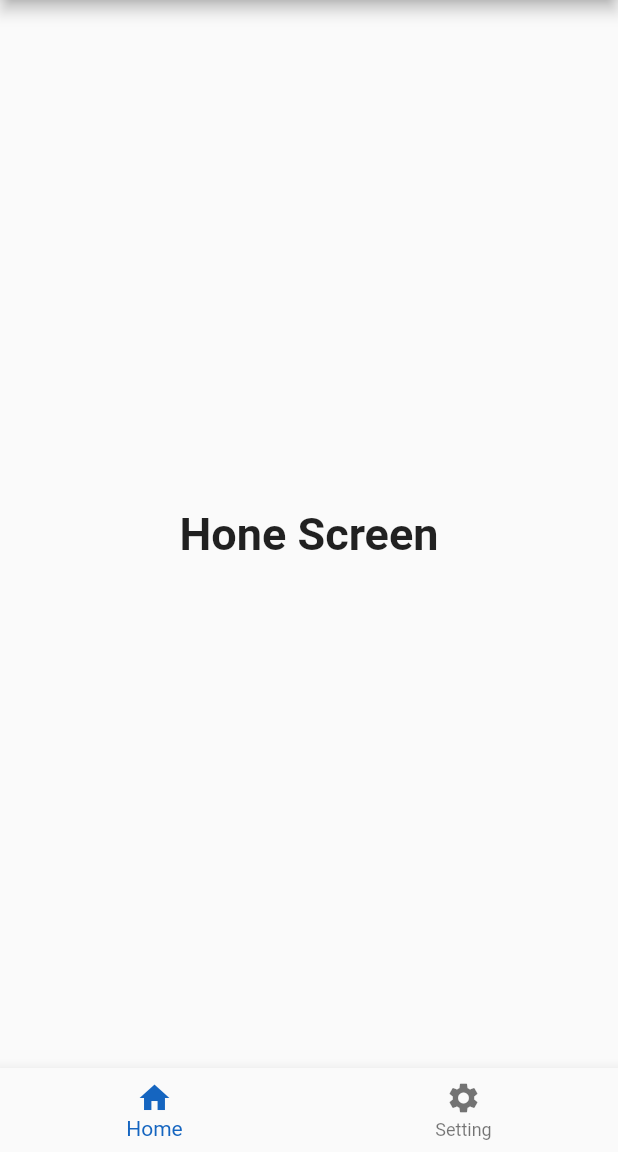
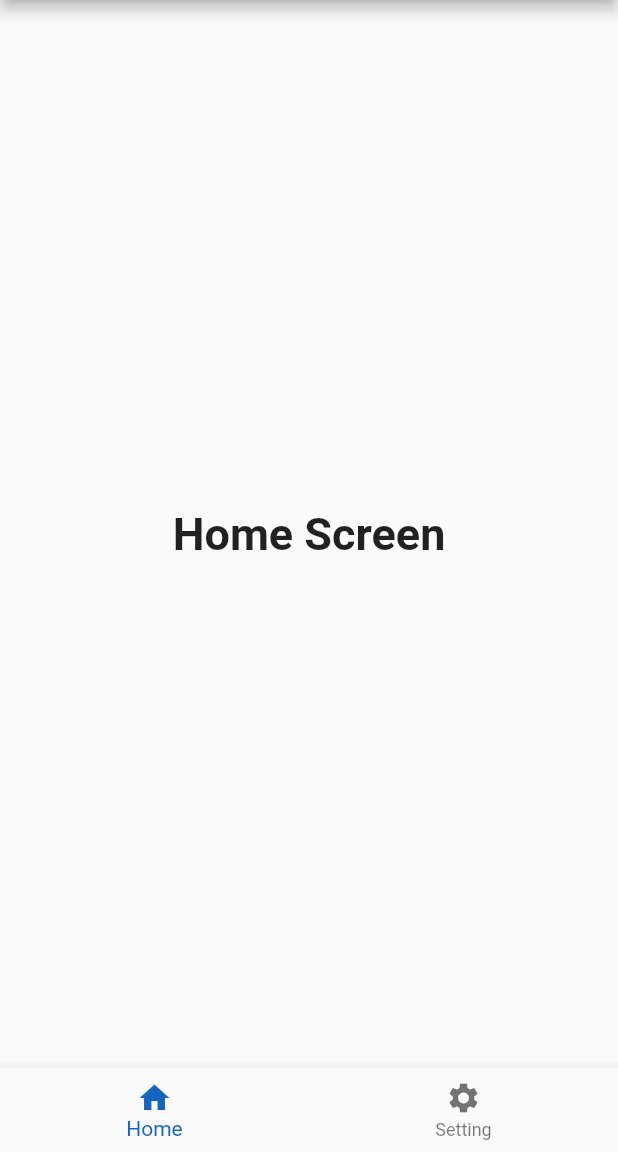
Before and after one commit to yathu/ui-automation-test-flutter, a Flutter app: the screen it shows after launch, on a phone screen of 412 x 824 dp, the part 84-1236 px from its top. Run offline on Flutter 3.47's test engine with Material 2 defaults, Android fonts, the phone set to English and light mode, and no system bars.

Commit message:
home testing success

```diff
--- a/lib/main.dart
+++ b/lib/main.dart
@@ -29,7 +29,7 @@ class _MyStatefulWidgetState extends State<MyStatefulWidget> {
   int _selectedIndex = 0;
 
    final List<Widget> _widgetOptions = <Widget>[
-    const HomeScreen(title: "Hone Screen",),
+    const HomeScreen(title: "Home Screen",),
     const SettingScreen(),
   ];
 
--- a/lib/screens/home_screen.dart
+++ b/lib/screens/home_screen.dart
@@ -11,7 +11,7 @@ class HomeScreen extends StatelessWidget {
         TextStyle(fontSize: 30, fontWeight: FontWeight.bold);
 
     return Center(
-      child: Text(title,style: optionStyle,),
+      child: Text(title,style: optionStyle,textDirection: TextDirection.ltr,),
     );
   }
 }
```
